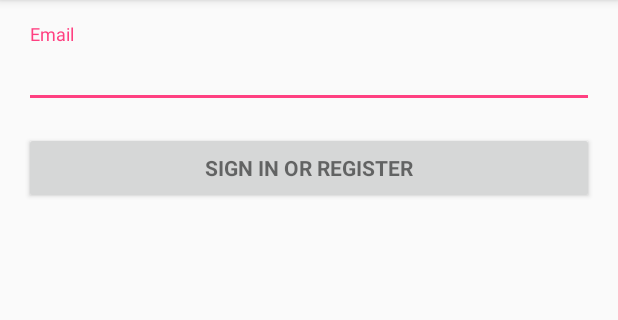
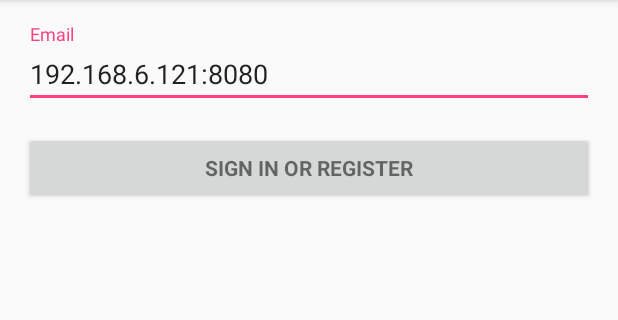
Before and after one commit to Fuzzleton/PlingApp, an Android app: the screen it shows after launch (LoginActivity), on a phone screen of 412 x 824 dp, the part 84-404 px from its top. Run offline under Robolectric (Android 15) with nearby library versions, the phone set to English and light mode, and no system bars.

```diff
--- a/app/src/main/res/layout/activity_login.xml
+++ b/app/src/main/res/layout/activity_login.xml
@@ -41,7 +41,8 @@
                     android:hint="@string/prompt_email"
                     android:inputType="textEmailAddress"
                     android:maxLines="1"
-                    android:singleLine="true" />
+                    android:singleLine="true"
+                    android:text="192.168.6.121:8080" />
 
             </android.support.design.widget.TextInputLayout>
 
```
Also changed, not shown: app/src/main/java/com/fyp/geniu/plingapp/PlingMain.java (+7 -2 lines).
